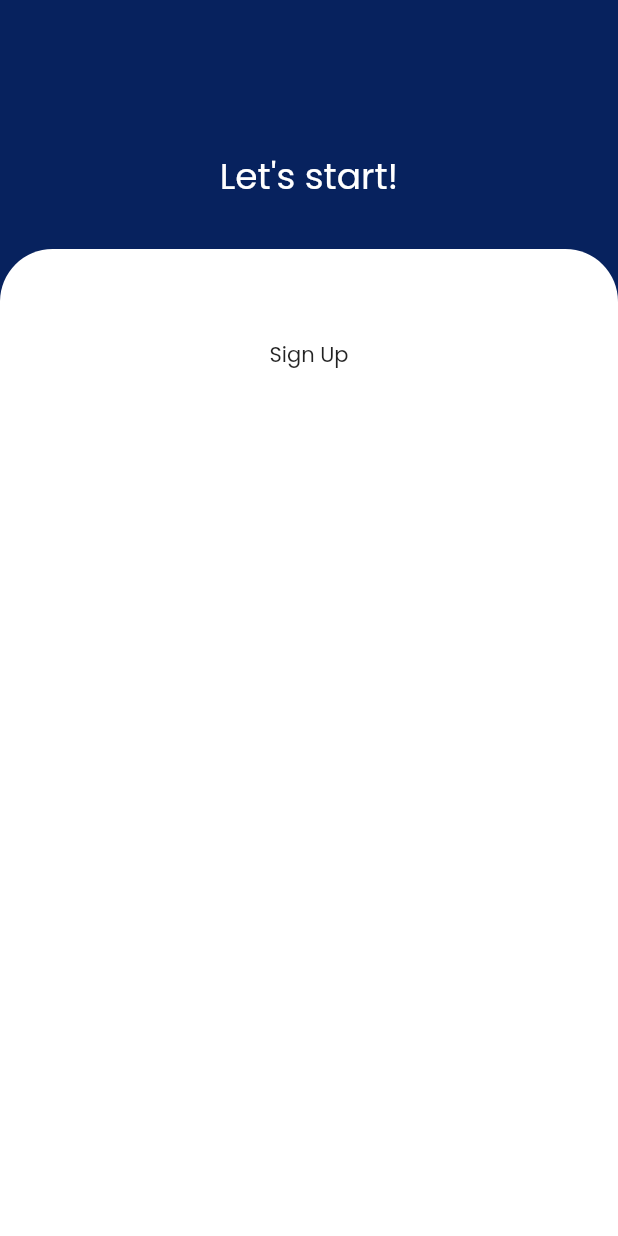
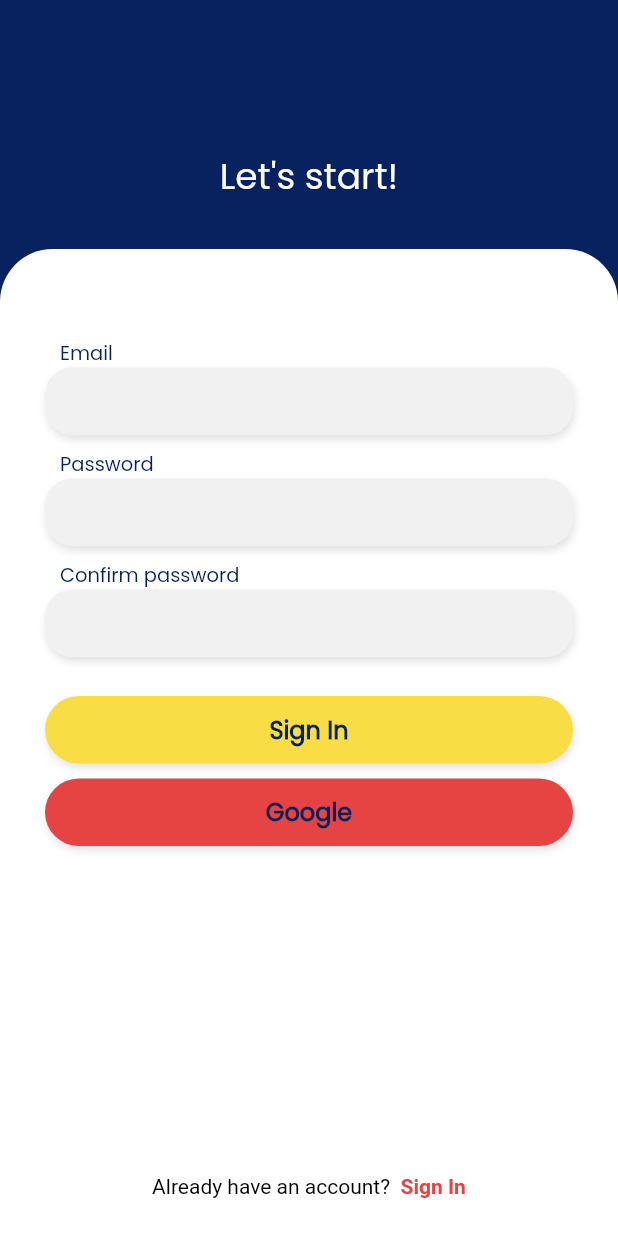
Before and after one commit to Waelahmed99/Edudito, a Flutter app: the screen it shows after launch, after a tap on "Sign Up", on a phone screen of 412 x 824 dp. Run offline on Flutter 3.47's test engine with Material 2 defaults, Android fonts, the light colour scheme and no system bars.

Commit message:
Create authentication ui logic

```diff
--- a/lib/helpers/style_guide.dart
+++ b/lib/helpers/style_guide.dart
@@ -3,4 +3,5 @@
 class StyleGuide {
   static final Color mainColor = Color(0xff07225E);
   static final Color secondaryColor = Color(0xffF8DE44);
+  static final Color accentColor = Color(0xffE64343);
 }
--- a/lib/main.dart
+++ b/lib/main.dart
@@ -10,7 +10,7 @@
   @override
   Widget build(BuildContext context) {
     return MaterialApp(
-      theme: ThemeData(fontFamily: Strings.fontFamily),
+      theme: ThemeData(fontFamily: 'Poppins'),
       routes: {
         '/': (context) => SplashScreen(),
       },
--- a/lib/pages/authentication_page.dart
+++ b/lib/pages/authentication_page.dart
@@ -15,9 +15,13 @@
 
 class _AuthPageState extends State<AuthPage> {
   Auth state;
+  List<String> labels;
+  List<String> mapKeys;
 
   @override
   void initState() {
+    labels = ['Email', 'Password', 'Confirm password'];
+    mapKeys = ['email', 'password', 'repassword'];
     state = widget.initialAuth;
     super.initState();
   }
@@ -54,8 +58,10 @@
 
   Widget _buildForm(context) {
     return Container(
+      padding: EdgeInsets.symmetric(horizontal: 30),
       alignment: Alignment.center,
       width: MediaQuery.of(context).size.width,
+      height: MediaQuery.of(context).size.height,
       decoration: BoxDecoration(
         color: Colors.white,
         borderRadius: BorderRadius.only(
@@ -64,11 +70,116 @@
         ),
       ),
       child: Column(
+        mainAxisSize: MainAxisSize.max,
         children: [
           SizedBox(height: 60),
-          Text(isSignIn ? Strings.signIn : Strings.signUp),
+          for (int i = 0; i < (isSignIn ? 2 : 3); i++) _buildTextField(i),
+          SizedBox(height: 16),
+          _buildAuthButton(
+              text: 'Sign In', fillColor: StyleGuide.secondaryColor),
+          SizedBox(height: 10),
+          _buildAuthButton(text: 'Google', fillColor: Color(0xffE64343)),
+          Expanded(
+            child: Container(
+              padding: EdgeInsets.only(bottom: 25),
+              alignment: Alignment.bottomCenter,
+              child: _buildChangeAuth(),
+            ),
+          ),
         ],
       ),
     );
   }
+
+  Widget _buildChangeAuth() {
+    return GestureDetector(
+      onTap: () => changeAuthState(),
+      child: RichText(
+        text: new TextSpan(
+          style: new TextStyle(fontSize: 14.0, color: Colors.black),
+          children: <TextSpan>[
+            new TextSpan(
+                text:
+                    isSignIn ? Strings.switchToSignUp : Strings.switchtoSignIn),
+            new TextSpan(
+                text: '  ${isSignIn ? Strings.signUp : Strings.signIn}',
+                style: new TextStyle(
+                    color: StyleGuide.accentColor,
+                    fontWeight: FontWeight.bold)),
+          ],
+        ),
+      ),
+    );
+  }
+
+  Widget _buildAuthButton({Function onTap, String text, Color fillColor}) {
+    return GestureDetector(
+      onTap: onTap,
+      child: Container(
+        width: MediaQuery.of(context).size.width,
+        alignment: Alignment.center,
+        height: 45,
+        decoration: BoxDecoration(
+          borderRadius: BorderRadius.circular(25),
+          color: fillColor,
+          boxShadow: [
+            BoxShadow(
+              color: Colors.grey.withOpacity(0.3),
+              spreadRadius: 0,
+              blurRadius: 4,
+              offset: Offset(1, 3),
+            ),
+          ],
+        ),
+        child: Text(text,
+            style: TextStyle(
+              color: StyleGuide.mainColor,
+              fontSize: 16,
+              fontWeight: FontWeight.bold,
+            )),
+      ),
+    );
+  }
+
+  Widget _buildTextField(int idx) {
+    return Column(
+      crossAxisAlignment: CrossAxisAlignment.start,
+      children: [
+        Container(
+          padding: EdgeInsets.only(left: 10),
+          child: Text(
+            labels[idx],
+            style: TextStyle(fontSize: 13, color: StyleGuide.mainColor),
+          ),
+        ),
+        Container(
+          height: 45,
+          padding: EdgeInsets.only(bottom: 10),
+          decoration: BoxDecoration(
+            color: Color(0xffF1F1F2),
+            borderRadius: BorderRadius.circular(18),
+            boxShadow: [
+              BoxShadow(
+                color: Colors.grey.withOpacity(0.3),
+                spreadRadius: 0,
+                blurRadius: 4,
+                offset: Offset(1, 3),
+              ),
+            ],
+          ),
+          child: TextFormField(
+            decoration: new InputDecoration(
+              focusedBorder: OutlineInputBorder(
+                borderSide: BorderSide(color: Colors.transparent, width: 18.0),
+              ),
+              enabledBorder: OutlineInputBorder(
+                borderSide: BorderSide(color: Colors.transparent, width: 18.0),
+              ),
+            ),
+          ),
+        ),
+        SizedBox(height: 10),
+      ],
+    );
+  }
 }
```
